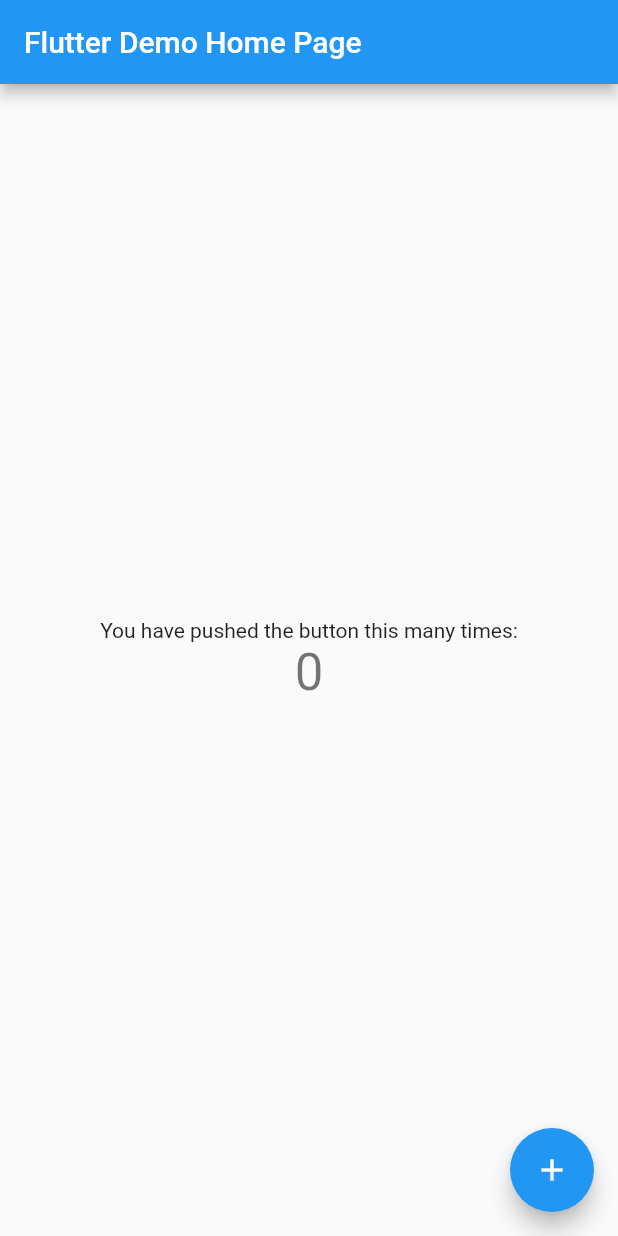
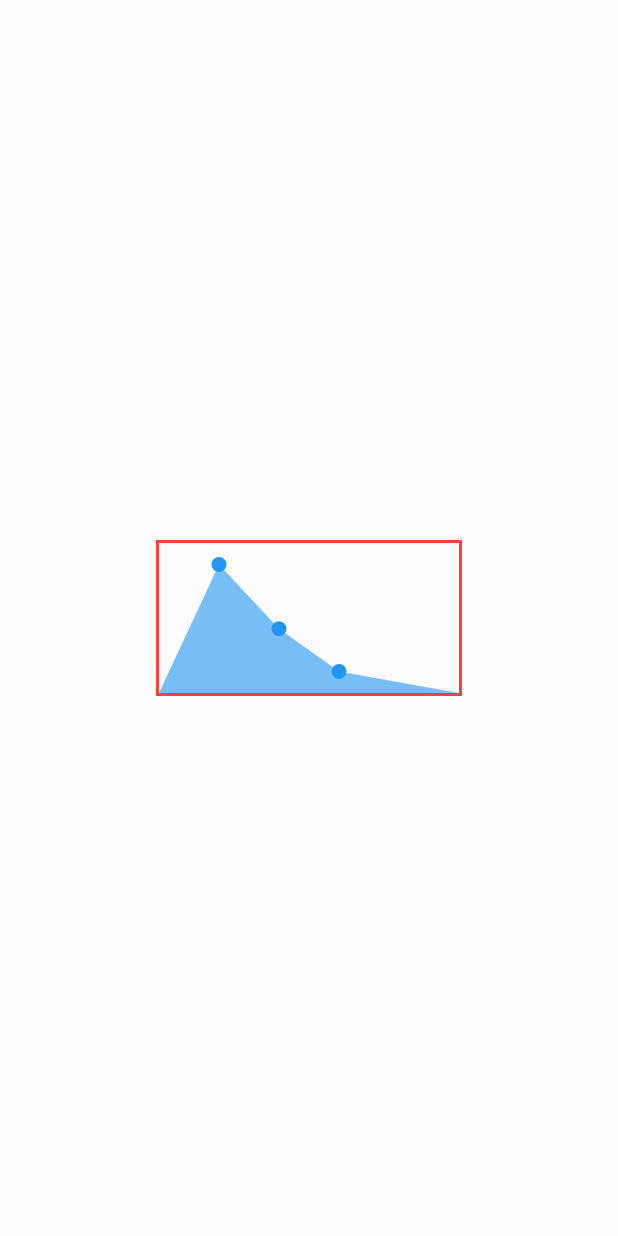
Before and after one commit to mateuszfilipek2000/chase-your-goals, a Flutter app: the screen it shows after launch, on a phone screen of 412 x 824 dp. Run offline on Flutter 3.47's test engine with Material 2 defaults, Android fonts, the phone set to English and light mode, and no system bars.

Commit message:
added basic folder structure, simple custom progress indicator, and started working on simple linear graph

```diff
--- a/lib/main.dart
+++ b/lib/main.dart
@@ -1,3 +1,5 @@
+import 'package:chase_your_goals/presentation/widgets/custom_progress_indicator.dart';
+import 'package:chase_your_goals/presentation/widgets/simple_linear_graph/simple_linear_graph.dart';
 import 'package:flutter/material.dart';
 
 void main() {
@@ -13,15 +15,6 @@ class MyApp extends StatelessWidget {
     return MaterialApp(
       title: 'Flutter Demo',
       theme: ThemeData(
-        // This is the theme of your application.
-        //
-        // Try running your application with "flutter run". You'll see the
-        // application has a blue toolbar. Then, without quitting the app, try
-        // changing the primarySwatch below to Colors.green and then invoke
-        // "hot reload" (press "r" in the console where you ran "flutter run",
-        // or simply save your changes to "hot reload" in a Flutter IDE).
-        // Notice that the counter didn't reset back to zero; the application
-        // is not restarted.
         primarySwatch: Colors.blue,
       ),
       home: const MyHomePage(title: 'Flutter Demo Home Page'),
@@ -29,87 +22,31 @@ class MyApp extends StatelessWidget {
   }
 }
 
-class MyHomePage extends StatefulWidget {
+class MyHomePage extends StatelessWidget {
   const MyHomePage({Key? key, required this.title}) : super(key: key);
-
-  // This widget is the home page of your application. It is stateful, meaning
-  // that it has a State object (defined below) that contains fields that affect
-  // how it looks.
-
-  // This class is the configuration for the state. It holds the values (in this
-  // case the title) provided by the parent (in this case the App widget) and
-  // used by the build method of the State. Fields in a Widget subclass are
-  // always marked "final".
 
   final String title;
 
   @override
-  State<MyHomePage> createState() => _MyHomePageState();
-}
-
-class _MyHomePageState extends State<MyHomePage> {
-  int _counter = 0;
-
-  void _incrementCounter() {
-    setState(() {
-      // This call to setState tells the Flutter framework that something has
-      // changed in this State, which causes it to rerun the build method below
-      // so that the display can reflect the updated values. If we changed
-      // _counter without calling setState(), then the build method would not be
-      // called again, and so nothing would appear to happen.
-      _counter++;
-    });
-  }
-
-  @override
   Widget build(BuildContext context) {
-    // This method is rerun every time setState is called, for instance as done
-    // by the _incrementCounter method above.
-    //
-    // The Flutter framework has been optimized to make rerunning build methods
-    // fast, so that you can just rebuild anything that needs updating rather
-    // than having to individually change instances of widgets.
     return Scaffold(
-      appBar: AppBar(
-        // Here we take the value from the MyHomePage object that was created by
-        // the App.build method, and use it to set our appbar title.
-        title: Text(widget.title),
-      ),
       body: Center(
-        // Center is a layout widget. It takes a single child and positions it
-        // in the middle of the parent.
-        child: Column(
-          // Column is also a layout widget. It takes a list of children and
-          // arranges them vertically. By default, it sizes itself to fit its
-          // children horizontally, and tries to be as tall as its parent.
-          //
-          // Invoke "debug painting" (press "p" in the console, choose the
-          // "Toggle Debug Paint" action from the Flutter Inspector in Android
-          // Studio, or the "Toggle Debug Paint" command in Visual Studio Code)
-          // to see the wireframe for each widget.
-          //
-          // Column has various properties to control how it sizes itself and
-          // how it positions its children. Here we use mainAxisAlignment to
-          // center the children vertically; the main axis here is the vertical
-          // axis because Columns are vertical (the cross axis would be
-          // horizontal).
-          mainAxisAlignment: MainAxisAlignment.center,
-          children: <Widget>[
-            const Text(
-              'You have pushed the button this many times:',
-            ),
-            Text(
-              '$_counter',
-              style: Theme.of(context).textTheme.headline4,
-            ),
-          ],
+        child: SimpleLinearGraph(
+          graphPoints: graphPoints,
+          maxX: 30,
+          maxY: 110,
+          minX: 5,
+          minY: 40,
         ),
       ),
-      floatingActionButton: FloatingActionButton(
-        onPressed: _incrementCounter,
-        tooltip: 'Increment',
-        child: const Icon(Icons.add),
-      ), // This trailing comma makes auto-formatting nicer for build methods.
     );
   }
 }
+
+List<List<Offset>> graphPoints = [
+  [
+    const Offset(10, 100),
+    const Offset(20, 50),
+    const Offset(15, 70),
+  ],
+];
--- /dev/null
+++ b/lib/presentation/widgets/simple_linear_graph/simple_linear_graph.dart
@@ -0,0 +1,278 @@
+// ignore_for_file: curly_braces_in_flow_control_structures, library_prefixes
+
+import 'dart:ui';
+
+import 'package:chase_your_goals/data/models/linear_function.dart';
+import 'package:flutter/material.dart';
+import 'dart:math' as Math;
+
+///if you want to have the area beneth the graph line coloured then pass this colour
+class SimpleLinearGraph extends StatefulWidget {
+  const SimpleLinearGraph({
+    Key? key,
+    required this.graphPoints,
+    this.graphColors,
+    this.maxX,
+    this.maxY,
+    this.labelX,
+    this.labelY,
+    this.minX,
+    this.minY,
+  }) : super(key: key);
+
+  final List<List<Offset>> graphPoints;
+  final List<Color>? graphColors;
+  final double? maxY;
+  final double? maxX;
+  final double? minY;
+  final double? minX;
+  final String? labelX;
+  final String? labelY;
+
+  @override
+  State<SimpleLinearGraph> createState() => _SimpleLinearGraphState();
+}
+
+class _SimpleLinearGraphState extends State<SimpleLinearGraph> {
+  double _maxY = 0.0;
+  double _maxX = 0.0;
+  late double _minY;
+  late double _minX;
+
+  // ignore: avoid_init_to_null
+  Offset? touchOffset = null;
+
+  @override
+  void initState() {
+    _minY = widget.graphPoints[0][0].dy;
+    _minX = widget.graphPoints[0][0].dx;
+
+    //sorting each offset list by the value of x in each offset
+    for (List<Offset> offsets in widget.graphPoints) {
+      offsets.sort((a, b) => a.dx.compareTo(b.dx));
+    }
+
+    //if maxX value is null then every available offset is checked to find max value
+    if (widget.maxX == null) {
+      for (List<Offset> points in widget.graphPoints) {
+        for (Offset point in points) {
+          _maxX = Math.max(_maxX, point.dx);
+        }
+      }
+    } else
+      _maxX = widget.maxX!;
+
+    //if minY value is null then every available offset is checked to find lowest value
+    if (widget.minY == null) {
+      for (List<Offset> points in widget.graphPoints) {
+        for (Offset point in points) {
+          _minY = Math.min(_minY, point.dy);
+        }
+      }
+    } else
+      _minY = widget.minY!;
+
+    //if minX value is null then every available offset is checked to find lowest value
+    if (widget.minX == null) {
+      for (List<Offset> points in widget.graphPoints) {
+        for (Offset point in points) {
+          _minX = Math.min(_minX, point.dx);
+        }
+      }
+    } else
+      _minX = widget.minX!;
+
+    //if maxY value is null then every available offset is checked to find max value
+    if (widget.maxY == null) {
+      for (List<Offset> points in widget.graphPoints) {
+        for (Offset point in points) {
+          _maxY = Math.max(_maxY, point.dy);
+        }
+      }
+    } else
+      _maxY = widget.maxY!;
+
+    super.initState();
+  }
+
+  @override
+  Widget build(BuildContext context) {
+    return Container(
+      decoration: BoxDecoration(
+        border: Border.all(width: 2.0, color: Colors.red),
+      ),
+      child: SizedBox(
+        width: 200.0,
+        height: 100.0,
+        child: Stack(
+          fit: StackFit.expand,
+          children: <Widget>[
+            for (int i = 0; i < widget.graphPoints.length; i++)
+              GestureDetector(
+                onPanStart: (DragStartDetails details) {
+                  setState(() {
+                    touchOffset = details.localPosition;
+                  });
+                },
+                onPanUpdate: (DragUpdateDetails details) {
+                  setState(() {
+                    touchOffset = details.localPosition;
+                  });
+                },
+                onPanEnd: (_) {
+                  setState(() {
+                    touchOffset = null;
+                  });
+                },
+                child: CustomPaint(
+                  painter: SingleLinearGraphPainter(
+                    widget.graphPoints[i],
+                    null,
+                    maxX: _maxX,
+                    maxY: _maxY,
+                    minX: _minX,
+                    minY: _minY,
+                    touchOffset: touchOffset,
+                  ),
+                ),
+              ),
+          ],
+        ),
+      ),
+    );
+  }
+}
+
+class SingleLinearGraphPainter extends CustomPainter {
+  SingleLinearGraphPainter(
+    this.points,
+    this.color, {
+    required this.maxX,
+    required this.maxY,
+    required this.minX,
+    required this.minY,
+    this.touchOffset,
+  });
+  final List<Offset> points;
+  final Color? color;
+  final double maxY;
+  final double maxX;
+  final double minY;
+  final double minX;
+  Offset? touchOffset;
+
+  ///translates the percentage
+  Offset _getLocalPosPercents(Offset point) {
+    return Offset((point.dx - minX) / (maxX - minX),
+        (1 - (point.dy - minY) / (maxY - minY)).abs());
+  }
+
+  Offset _getLocalPosition(Offset point, Size size) {
+    Offset localPosPercents = _getLocalPosPercents(point);
+    return Offset(
+        localPosPercents.dx * size.width, localPosPercents.dy * size.height);
+  }
+
+  @override
+  void paint(Canvas canvas, Size size) {
+    Paint paint = Paint()
+      ..color =
+          color != null ? color!.withOpacity(0.6) : Colors.blue.withOpacity(0.6)
+      ..strokeWidth = 5.0
+      ..style = PaintingStyle.fill;
+
+    Paint pointPaint = Paint()
+      ..color = color ?? Colors.blue
+      ..strokeWidth = 10.0
+      ..style = PaintingStyle.stroke
+      ..strokeCap = StrokeCap.round;
+
+    Paint activePointPaint = Paint()
+      ..color = color == null
+          ? Colors.red
+          : color != Colors.red
+              ? Colors.red
+              : Colors.blue
+      ..strokeWidth = 10.0
+      ..style = PaintingStyle.stroke
+      ..strokeCap = StrokeCap.round;
+
+    Path path = Path();
+    path.moveTo(0, size.height);
+    for (var i = 0; i < points.length; i++) {
+      Offset localPosPercents = _getLocalPosPercents(points[i]);
+      path.lineTo(
+          localPosPercents.dx * size.width, localPosPercents.dy * size.height);
+    }
+    path.lineTo(size.width, size.height);
+    canvas.drawPath(path, paint);
+
+    canvas.drawPoints(
+      PointMode.points,
+      points
+          .map((e) => Offset(size.width * _getLocalPosPercents(e).dx,
+              size.height * (_getLocalPosPercents(e).dy)))
+          .toList(),
+      pointPaint,
+    );
+
+    //if touch offset != null then we're looking up for the closest point to the touch position
+    if (touchOffset != null) {
+      //print(touchOffset);
+      double horizontalHitZone = 0.15 * size.width;
+      List<Offset> potentialHitTargets = [];
+
+      //first of all we're checking for all potential hit targets
+      for (Offset point in points) {
+        Rect rect = Rect.fromCenter(
+            center: Offset(point.dx, size.height),
+            width: horizontalHitZone,
+            height: size.height);
+        if (rect.contains(touchOffset!)) {
+          print(point);
+          potentialHitTargets.add(point);
+        }
+      }
+
+      //with all potential targets created we're looking for the closes one to touch
+      if (potentialHitTargets.length == 1) {
+        print("hit ${potentialHitTargets[0]}");
+        canvas.drawPoints(
+            PointMode.points,
+            [
+              Offset(
+                  size.width * _getLocalPosPercents(potentialHitTargets[0]).dx,
+                  size.height *
+                      (_getLocalPosPercents(potentialHitTargets[0]).dy))
+            ],
+            activePointPaint);
+      } else if (potentialHitTargets.length > 1) {
+        Offset closestHorizontallyPoint = potentialHitTargets[0];
+
+        for (Offset point in potentialHitTargets) {
+          if ((closestHorizontallyPoint.dx - touchOffset!.dx).abs() <
+              (point.dx - touchOffset!.dx).abs())
+            closestHorizontallyPoint = point;
+        }
+        print("hit $closestHorizontallyPoint");
+        canvas.drawPoints(
+            PointMode.points,
+            [
+              Offset(
+                  size.width *
+                      _getLocalPosPercents(closestHorizontallyPoint).dx,
+                  size.height *
+                      (_getLocalPosPercents(closestHorizontallyPoint).dy))
+            ],
+            activePointPaint);
+      }
+    }
+  }
+
+  @override
+  bool shouldRepaint(SingleLinearGraphPainter oldDelegate) =>
+      touchOffset != null || touchOffset != oldDelegate.touchOffset;
+
+  // @override
+  // bool shouldRebuildSemantics(SingleLinearGraphPainter oldDelegate) => false;
+}
--- /dev/null
+++ b/lib/presentation/widgets/simple_linear_graph/simple_linear_graph_feature.dart
@@ -0,0 +1,3 @@
+enum SimpleLinearGraphFeature {
+  withMarkers,
+}
--- a/pubspec.yaml
+++ b/pubspec.yaml
@@ -37,6 +37,11 @@ dependencies:
   flutter_bloc: ^7.2.0
   flutter_secure_storage: ^4.2.1
   sqflite: ^2.0.0+4
+  bloc_test: ^8.1.0
+  freezed: ^0.14.5
+  test: ^1.17.10
+  hydrated_bloc: ^7.0.1
+  moor: ^4.5.0
 
 dev_dependencies:
   flutter_test:
```
Also changed, not shown: lib/data/models/linear_function.dart (added, +24 -0 lines), lib/presentation/widgets/custom_progress_indicator.dart (added, +114 -0 lines), pubspec.lock.
